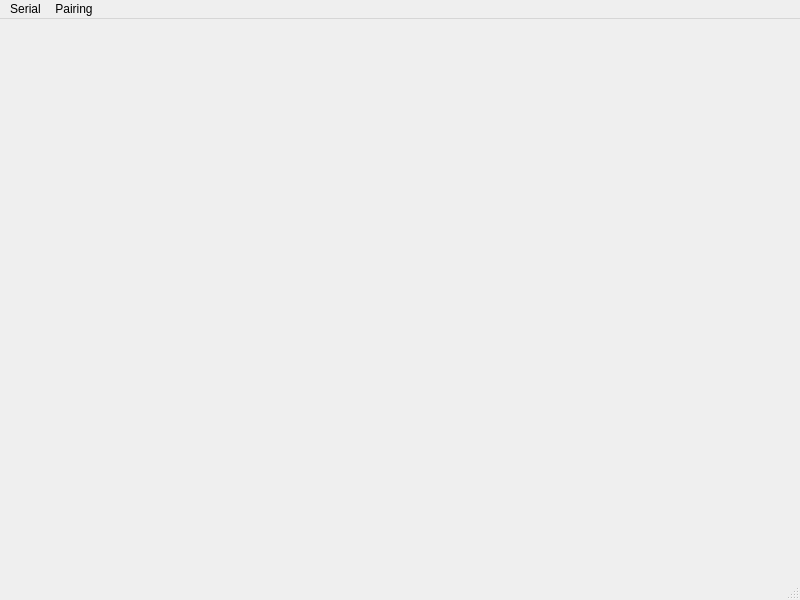
The window that src/qt/mainwindow.ui (dalerodgers/DoctorDongle) describes before a commit, drawn with Qt 5.
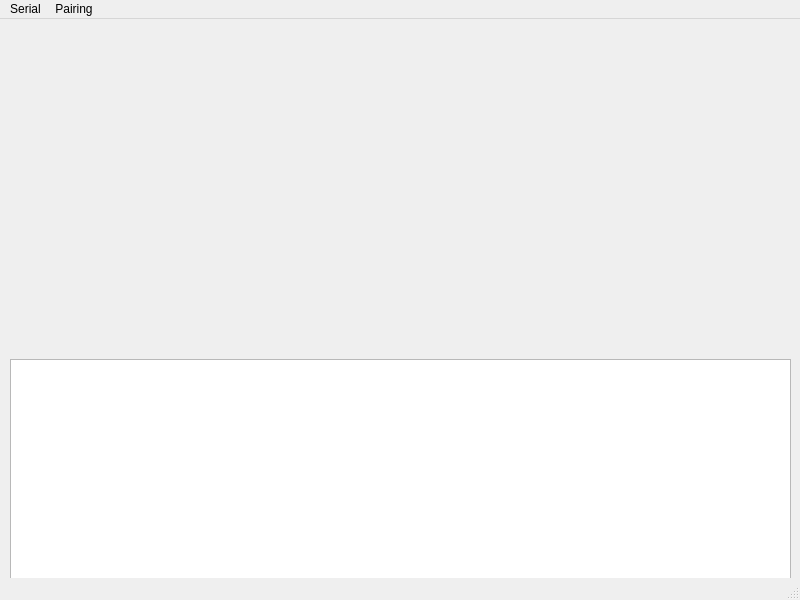
The same window after the commit.

The edit to the form file:
```diff
--- a/src/qt/mainwindow.ui
+++ b/src/qt/mainwindow.ui
@@ -13,7 +13,24 @@
   <property name="windowTitle">
    <string>MainWindow</string>
   </property>
-  <widget class="QWidget" name="centralwidget"/>
+  <widget class="QWidget" name="centralwidget">
+   <widget class="QTextEdit" name="textEdit">
+    <property name="enabled">
+     <bool>true</bool>
+    </property>
+    <property name="geometry">
+     <rect>
+      <x>10</x>
+      <y>340</y>
+      <width>781</width>
+      <height>221</height>
+     </rect>
+    </property>
+    <property name="readOnly">
+     <bool>true</bool>
+    </property>
+   </widget>
+  </widget>
   <widget class="QMenuBar" name="menubar">
    <property name="geometry">
     <rect>
```
Left out of the diff: 2 changed lines with no effect on the pictures.
